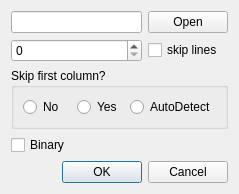
First picture: the form in customopendialog.ui, repository vtyulb/BSA-Analytics, before the edit.
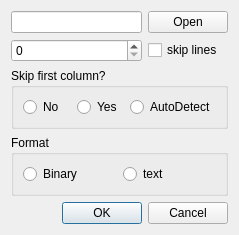
Second picture: the form after the edit.

The edit to the form file:
```diff
--- a/customopendialog.ui
+++ b/customopendialog.ui
@@ -7,7 +7,7 @@
     <x>0</x>
     <y>0</y>
     <width>239</width>
-    <height>192</height>
+    <height>233</height>
    </rect>
   </property>
   <property name="windowTitle">
@@ -73,10 +73,26 @@
     </widget>
    </item>
    <item>
-    <widget class="QCheckBox" name="binary">
-     <property name="text">
-      <string>Binary</string>
+    <widget class="QGroupBox" name="groupBox_2">
+     <property name="title">
+      <string>Format</string>
      </property>
+     <layout class="QHBoxLayout" name="horizontalLayout_2">
+      <item>
+       <widget class="QRadioButton" name="binary">
+        <property name="text">
+         <string>Binary</string>
+        </property>
+       </widget>
+      </item>
+      <item>
+       <widget class="QRadioButton" name="text">
+        <property name="text">
+         <string>text</string>
+        </property>
+       </widget>
+      </item>
+     </layout>
     </widget>
    </item>
    <item>
```
